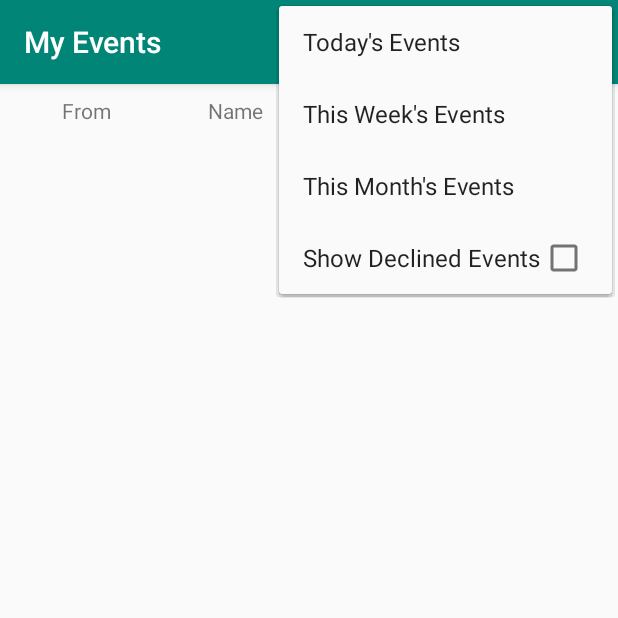
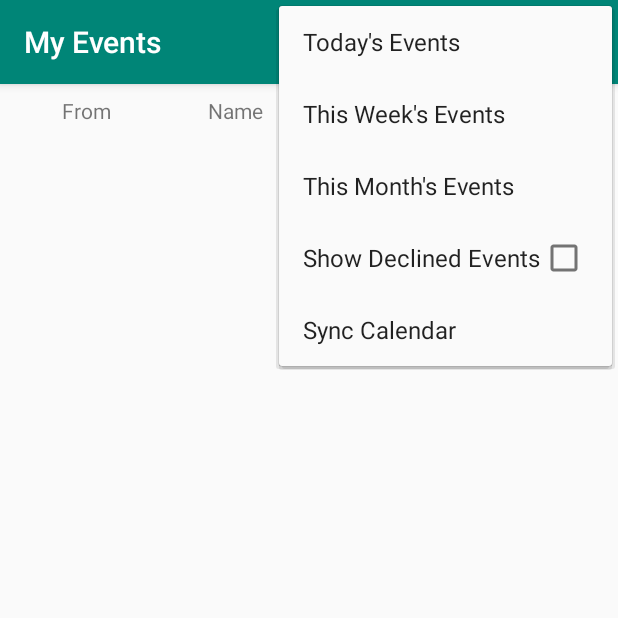
Before and after one commit to HMPerson1/meeting-master, an Android app: the EventListView screen opened directly, with no data from a screen before it, with the options menu open, on a phone screen of 412 x 824 dp, the top half of it. Run offline under Robolectric (Android 15) with nearby library versions, the light colour scheme and no system bars; network calls fail.

Commit message:
Update menu_event_list_view.xml

```diff
--- a/meeting_client/app/src/main/res/menu/menu_event_list_view.xml
+++ b/meeting_client/app/src/main/res/menu/menu_event_list_view.xml
@@ -21,4 +21,8 @@
         android:checkable="true"
         android:checked="false"
         app:actionViewClass="android.widget.CheckBox" />
+    <item
+        android:id="@+id/item_sync_calendar"
+        android:title="@string/sync_calendar"
+        app:showAsAction="never" />
 </menu>
```
